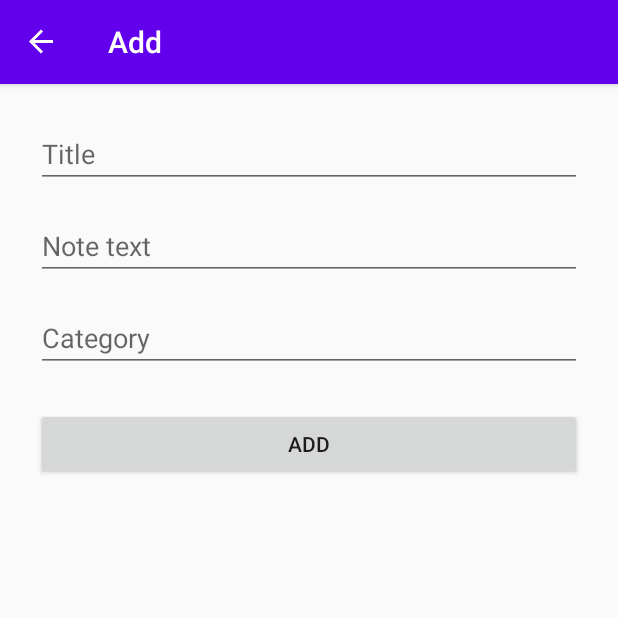
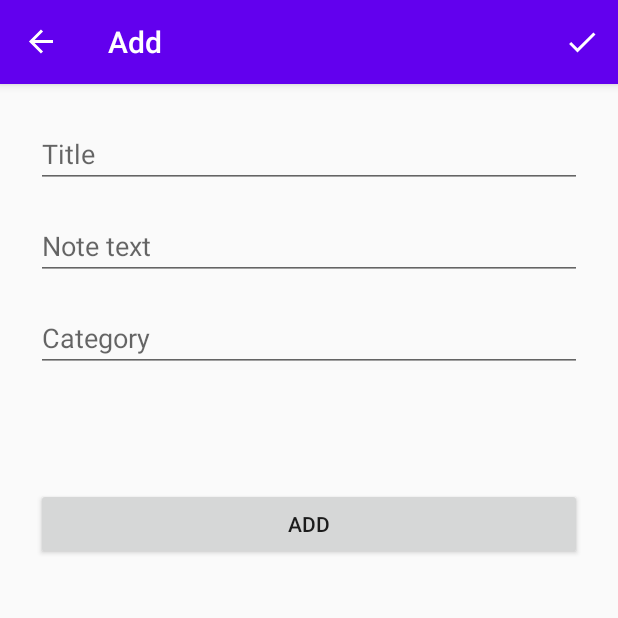
Before and after one commit to Dome309/NotesCategories, an Android app: the AddFragment screen opened through its navigation route, on a phone screen of 412 x 824 dp, the top half of it. Run offline under Robolectric (Android 15) with nearby library versions, the phone set to English and light mode, and no system bars; our stand-ins replace Room's generated code, navigation-ui.

Commit message:
added done button on toolbar

```diff
--- a/app/src/main/java/com/example/notescategories/fragments/add/AddFragment.kt
+++ b/app/src/main/java/com/example/notescategories/fragments/add/AddFragment.kt
@@ -2,10 +2,8 @@ package com.example.notescategories.fragments.add
 
 import android.os.Bundle
 import android.text.TextUtils
+import android.view.*
 import androidx.fragment.app.Fragment
-import android.view.LayoutInflater
-import android.view.View
-import android.view.ViewGroup
 import android.widget.Toast
 import androidx.lifecycle.ViewModelProvider
 import androidx.navigation.fragment.findNavController
@@ -19,10 +17,7 @@ class AddFragment : Fragment() {
 
     private lateinit var mNoteViewModel: NoteViewModel
 
-    override fun onCreateView(
-        inflater: LayoutInflater, container: ViewGroup?,
-        savedInstanceState: Bundle?
-    ): View? {
+    override fun onCreateView(inflater: LayoutInflater, container: ViewGroup?, savedInstanceState: Bundle?): View? {
         // Inflate the layout for this fragment
         val view = inflater.inflate(R.layout.fragment_add, container, false)
 
@@ -31,6 +26,8 @@ class AddFragment : Fragment() {
         view.add_btn.setOnClickListener {
             insertDataToDatabase()
         }
+
+        setHasOptionsMenu(true)
 
         return view
     }
@@ -58,4 +55,14 @@ class AddFragment : Fragment() {
         return !(TextUtils.isEmpty(firstName) && TextUtils.isEmpty(lastName))
     }
 
+    override fun onCreateOptionsMenu(menu: Menu, inflater: MenuInflater) {
+        inflater.inflate(R.menu.done_menu, menu)
+    }
+
+    override fun onOptionsItemSelected(item: MenuItem): Boolean {
+        if (item.itemId == R.id.menu_done) {
+            insertDataToDatabase()
+        }
+        return super.onOptionsItemSelected(item)
+    }
 }
--- /dev/null
+++ b/app/src/main/res/drawable/ic_done.xml
@@ -0,0 +1,10 @@
+<vector xmlns:android="http://schemas.android.com/apk/res/android"
+    android:width="24dp"
+    android:height="24dp"
+    android:viewportWidth="24"
+    android:viewportHeight="24"
+    android:tint="?attr/colorControlNormal">
+  <path
+      android:fillColor="@android:color/white"
+      android:pathData="M9,16.2L4.8,12l-1.4,1.4L9,19 21,7l-1.4,-1.4L9,16.2z"/>
+</vector>
--- a/app/src/main/res/layout/fragment_add.xml
+++ b/app/src/main/res/layout/fragment_add.xml
@@ -6,6 +6,8 @@
     android:layout_height="match_parent"
     android:padding="24dp"
     tools:context=".fragments.add.AddFragment">
+
+
 
     <EditText
         android:id="@+id/addFirstName_et"
@@ -50,10 +52,10 @@
         android:id="@+id/add_btn"
         android:layout_width="match_parent"
         android:layout_height="wrap_content"
-        android:layout_marginTop="24dp"
+        android:layout_marginTop="200dp"
         android:text="Add"
         app:layout_constraintEnd_toEndOf="parent"
         app:layout_constraintHorizontal_bias="0.5"
         app:layout_constraintStart_toStartOf="parent"
-        app:layout_constraintTop_toBottomOf="@+id/addCategory_et" />
+        app:layout_constraintTop_toBottomOf="@+id/addFirstName_et" />
 </androidx.constraintlayout.widget.ConstraintLayout>
--- a/app/src/main/res/menu/delete_menu.xml
+++ b/app/src/main/res/menu/delete_menu.xml
@@ -19,5 +19,4 @@
         android:title="Delete"
         app:showAsAction="ifRoom"
         tools:targetApi="o" />
-
 </menu>
--- /dev/null
+++ b/app/src/main/res/menu/done_menu.xml
@@ -0,0 +1,13 @@
+<?xml version="1.0" encoding="utf-8"?>
+<menu xmlns:tools="http://schemas.android.com/tools"
+    xmlns:android="http://schemas.android.com/apk/res/android"
+    xmlns:app="http://schemas.android.com/apk/res-auto">
+
+    <item
+        android:id="@+id/menu_done"
+        android:icon="@drawable/ic_done"
+        android:iconTint="@android:color/white"
+        android:title="Done"
+        app:showAsAction="ifRoom"
+        tools:targetApi="o" />
+</menu>
```
